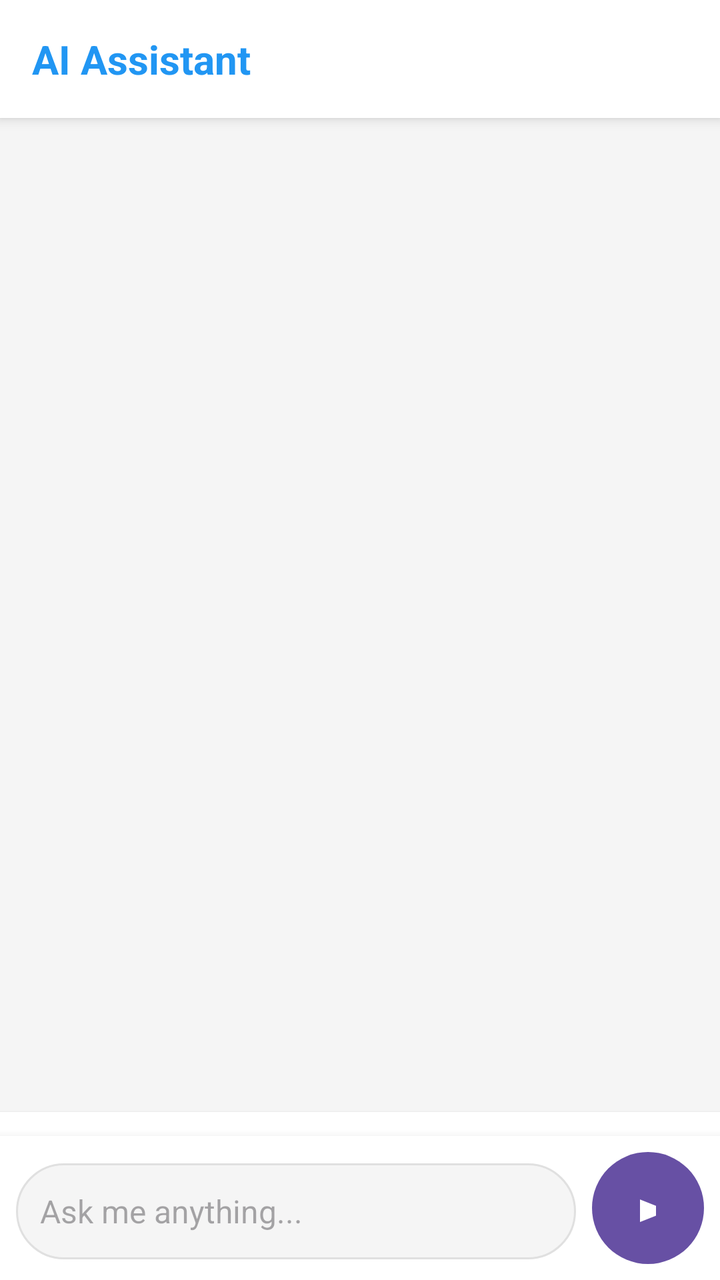
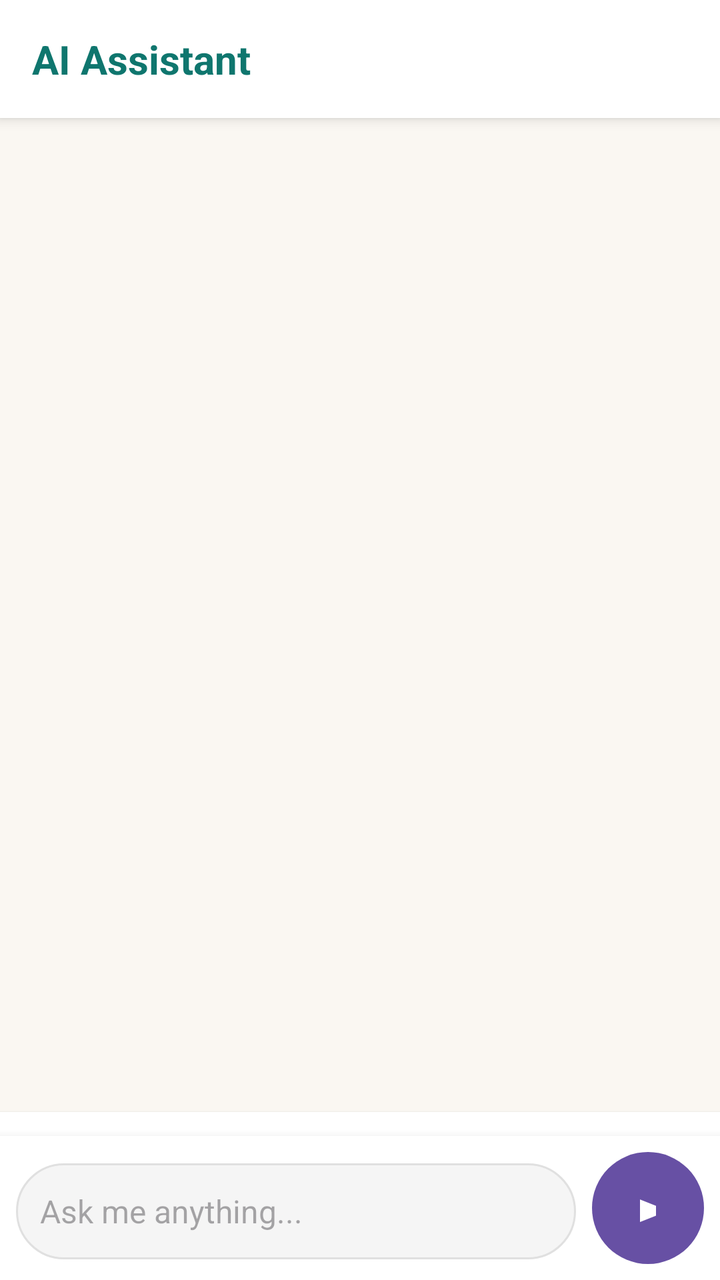

Compare the two renders of this Android layout. The source of the first and the diff that turns it into the second are given below.
<!-- AndroidManifest.xml: application theme Theme.RecallLive -->
<!-- res/layout/fragment_guardian_chat.xml -->
<?xml version="1.0" encoding="utf-8"?>
<LinearLayout xmlns:android="http://schemas.android.com/apk/res/android"
    xmlns:app="http://schemas.android.com/apk/res-auto"
    android:layout_width="match_parent"
    android:layout_height="match_parent"
    android:orientation="vertical"
    android:background="#F5F5F5">

    
    <LinearLayout
        android:layout_width="match_parent"
        android:layout_height="wrap_content"
        android:background="@android:color/white"
        android:elevation="4dp"
        android:orientation="vertical"
        android:padding="16dp">

        <TextView
            android:layout_width="wrap_content"
            android:layout_height="wrap_content"
            android:text="AI Assistant"
            android:textColor="#2196F3"
            android:textSize="20sp"
            android:textStyle="bold" />

        <TextView
            android:id="@+id/emotion_summary_text"
            android:layout_width="wrap_content"
            android:layout_height="wrap_content"
            android:layout_marginTop="4dp"
            android:textColor="#666666"
            android:textSize="14sp"
            android:visibility="gone" />
    </LinearLayout>

    
    <LinearLayout
        android:id="@+id/chat_container"
        android:layout_width="match_parent"
        android:layout_height="0dp"
        android:layout_weight="1"
        android:orientation="vertical">

        
        <androidx.recyclerview.widget.RecyclerView
            android:id="@+id/chat_recycler_view"
            android:layout_width="match_parent"
            android:layout_height="0dp"
            android:layout_weight="1"
            android:clipToPadding="false"
            android:paddingTop="8dp"
            android:paddingBottom="8dp" />

        
        <ProgressBar
            android:id="@+id/loading_indicator"
            android:layout_width="32dp"
            android:layout_height="32dp"
            android:layout_gravity="center"
            android:layout_margin="16dp"
            android:visibility="gone" />

        
        <TextView
            android:id="@+id/empty_state_text"
            android:layout_width="match_parent"
            android:layout_height="wrap_content"
            android:layout_gravity="center"
            android:layout_margin="32dp"
            android:gravity="center"
            android:text="Start a conversation..."
            android:textColor="#999999"
            android:textSize="16sp"
            android:visibility="gone" />

    </LinearLayout>

    
    <com.google.android.material.chip.ChipGroup
        android:id="@+id/suggested_questions"
        android:layout_width="match_parent"
        android:layout_height="wrap_content"
        android:background="@android:color/white"
        android:elevation="2dp"
        android:paddingStart="8dp"
        android:paddingTop="8dp"
        android:paddingEnd="8dp"
        android:paddingBottom="4dp"
        app:chipSpacingHorizontal="8dp"
        app:singleLine="false" />

    
    <LinearLayout
        android:layout_width="match_parent"
        android:layout_height="wrap_content"
        android:background="@android:color/white"
        android:elevation="8dp"
        android:orientation="horizontal"
        android:padding="8dp">

        <EditText
            android:id="@+id/message_input"
            android:layout_width="0dp"
            android:layout_height="wrap_content"
            android:layout_weight="1"
            android:background="@drawable/rounded_edittext_background"
            android:hint="Ask me anything..."
            android:imeOptions="actionSend"
            android:inputType="textMultiLine|textCapSentences"
            android:maxLines="4"
            android:minHeight="48dp"
            android:padding="12dp"
            android:textSize="16sp" />

        <Button
            android:id="@+id/send_button"
            android:layout_width="56dp"
            android:layout_height="56dp"
            android:layout_marginStart="8dp"
            android:background="@drawable/send_button_background"
            android:text="➤"
            android:textColor="@android:color/white"
            android:textSize="20sp"
            android:textStyle="bold" />

    </LinearLayout>

</LinearLayout>
<!-- resources referenced by this layout -->
<resources>
  <!-- drawable rounded_edittext_background (drawable) -->
  <?xml version="1.0" encoding="utf-8"?>
  <shape xmlns:android="http://schemas.android.com/apk/res/android"
      android:shape="rectangle">
      <corners android:radius="24dp" />
      <solid android:color="#F5F5F5" />
      <stroke
          android:width="1dp"
          android:color="#E0E0E0" />
  </shape>
  <!-- drawable send_button_background (drawable) -->
  <?xml version="1.0" encoding="utf-8"?>
  <shape xmlns:android="http://schemas.android.com/apk/res/android"
      android:shape="oval">
      <solid android:color="#2196F3" />
  </shape>
  <style name="Theme.RecallLive" parent="Base.Theme.RecallLive" />
  <style name="Base.Theme.RecallLive" parent="Theme.Material3.DayNight.NoActionBar">
          
          
      </style>
</resources>

<!-- the commit's change to res/layout/fragment_guardian_chat.xml (unified diff, before → after) -->
@@ -4,7 +4,7 @@
     android:layout_width="match_parent"
     android:layout_height="match_parent"
     android:orientation="vertical"
-    android:background="#F5F5F5">
+    android:background="#FAF7F2">
 
     
     <LinearLayout
@@ -19,7 +19,7 @@
             android:layout_width="wrap_content"
             android:layout_height="wrap_content"
             android:text="AI Assistant"
-            android:textColor="#2196F3"
+            android:textColor="#0F766E"
             android:textSize="20sp"
             android:textStyle="bold" />
 
@@ -28,7 +28,7 @@
             android:layout_width="wrap_content"
             android:layout_height="wrap_content"
             android:layout_marginTop="4dp"
-            android:textColor="#666666"
+            android:textColor="#57534E"
             android:textSize="14sp"
             android:visibility="gone" />
     </LinearLayout>
@@ -69,7 +69,7 @@
             android:layout_margin="32dp"
             android:gravity="center"
             android:text="Start a conversation..."
-            android:textColor="#999999"
+            android:textColor="#78716C"
             android:textSize="16sp"
             android:visibility="gone" />
 
